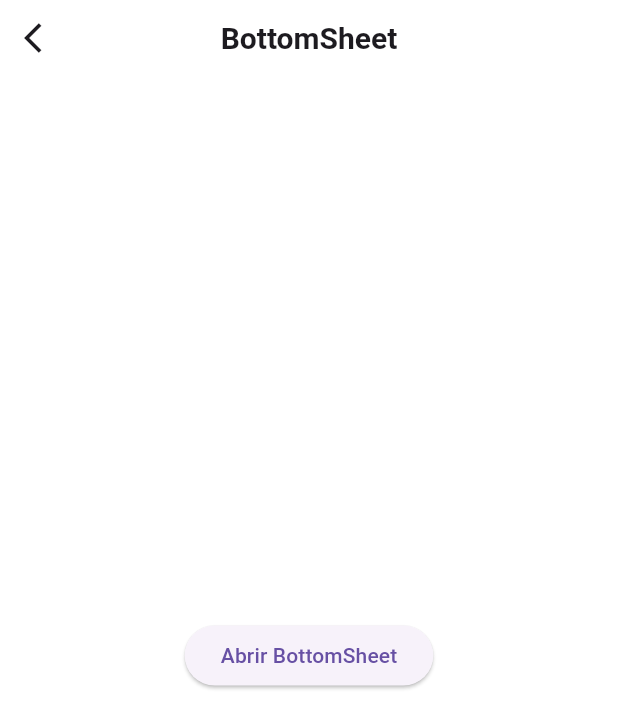
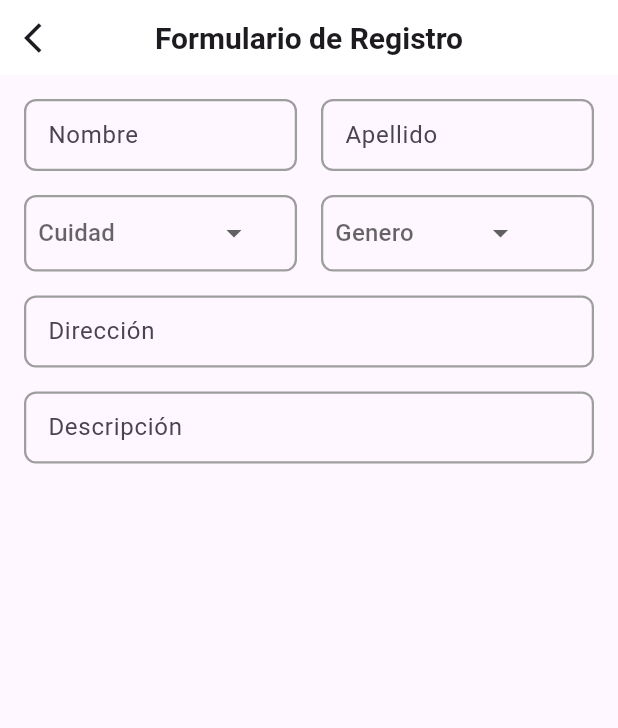
Before and after one commit to Francisco-V98/screens_excercise, a Flutter app: the screen it shows after launch, on a phone screen of 412 x 824 dp. Shown: the top 728 px of the screen. Run offline on Flutter 3.47's test engine with Material 3 defaults, Android fonts, the phone set to English and light mode, and no system bars.

Commit message:
Create imputs of the form

```diff
--- a/lib/main.dart
+++ b/lib/main.dart
@@ -11,7 +11,7 @@ class MyApp extends StatelessWidget {
     return const MaterialApp(
       debugShowCheckedModeBanner: false,
       title: 'Material App',
-      home: BottomSheetScreen(),
+      home: FormRegisterScreen(),
     );
   }
 }
--- a/lib/screens/form_register/form_register_screen.dart
+++ b/lib/screens/form_register/form_register_screen.dart
@@ -11,6 +11,156 @@ class FormRegisterScreen extends StatelessWidget {
         title: 'Formulario de Registro',
         leadingIcon: Icons.arrow_back_ios,
       ),
+      body: _Body(),
     );
   }
 }
+
+class _Body extends StatelessWidget {
+  const _Body();
+
+  @override
+  Widget build(BuildContext context) {
+    return Padding(
+      padding: const EdgeInsets.all(16),
+      child: Column(
+        children: [
+          const Row(
+            children: [
+              TextFieldFormPractice(hint: 'Nombre'),
+              SizedBox(width: 16),
+              TextFieldFormPractice(hint: 'Apellido'),
+            ],
+          ),
+          const SizedBox(height: 16),
+          Row(
+            children: [
+              DropdownFormPractice(hint: 'Cuidad', listDropdown: cities),
+              const SizedBox(width: 16),
+              DropdownFormPractice(hint: 'Genero', listDropdown: genders),
+            ],
+          ),
+          const SizedBox(height: 16),
+          const SizedBox( height: 48, child: TextFieldFormPractice(hint: 'Dirección')),
+          const SizedBox(height: 16),
+          const Row(children: [TextFieldFormPractice(hint: 'Descripción',height: 150,)]),
+        ],
+      ),
+    );
+  }
+}
+
+List<String> cities = [
+  'Caracas',
+  'Maracaibo',
+  'Valencia',
+  'Barquisimeto',
+  'Maracay',
+  'Ciudad Guayana',
+  'Barcelona',
+  'Maturín',
+  'San Cristóbal',
+  'Cumaná',
+];
+
+List<String> genders = [
+  'Masculino',
+  'Femenino',
+  'No binario',
+  'Género fluido',
+  'Agénero',
+  'Bigénero',
+  'Pangénero',
+  'Transexual',
+  'Cisgénero',
+  'Intersexual',
+  'Andrógino',
+  'Demiboy',
+  'Demigirl',
+  'Queer',
+];
+
+class DropdownFormPractice extends StatefulWidget {
+  final String hint;
+  final List<String> listDropdown;
+  const DropdownFormPractice({
+    super.key,
+    required this.hint,
+    required this.listDropdown,
+  });
+
+  @override
+  State<DropdownFormPractice> createState() => _DropdownFormPracticeState();
+}
+
+class _DropdownFormPracticeState extends State<DropdownFormPractice> {
+  String? dropdownValue;
+
+  @override
+  Widget build(BuildContext context) {
+    return Expanded(
+      child: Container(
+        padding: const EdgeInsets.only(left: 8),
+        decoration: BoxDecoration(
+          border: Border.all(width: 1.5, color: Colors.grey),
+          borderRadius: BorderRadius.circular(8),
+        ),
+        child: DropdownButton<String>(
+          borderRadius: const BorderRadius.all(Radius.circular(8)),
+          menuMaxHeight: 300,
+          underline: Container(
+            height: 0,
+          ),
+          hint: Text(widget.hint),
+          icon: const Icon(Icons.arrow_drop_down),
+          value: dropdownValue,
+          onChanged: (String? newValue) {
+            setState(() {
+              dropdownValue = newValue!;
+            });
+          },
+          items:
+              widget.listDropdown.map<DropdownMenuItem<String>>((String value) {
+            return DropdownMenuItem<String>(
+              value: value,
+              child: Text(value),
+            );
+          }).toList(),
+        ),
+      ),
+    );
+  }
+}
+
+class TextFieldFormPractice extends StatelessWidget {
+  final double? height;
+  final String hint;
+  const TextFieldFormPractice({
+    super.key,
+    required this.hint, this.height,
+  });
+
+  @override
+  Widget build(BuildContext context) {
+    return Expanded(
+      child: SizedBox(
+        height: height,
+        child: TextField(
+          decoration: InputDecoration(
+            focusedBorder: OutlineInputBorder(
+              borderSide: const BorderSide(color: Colors.indigo, width: 2),
+              borderRadius: BorderRadius.circular(8),
+            ),
+            enabledBorder: OutlineInputBorder(
+              borderSide: const BorderSide(color: Colors.grey, width: 1.5),
+              borderRadius: BorderRadius.circular(8),
+            ),
+            hintText: hint,
+            contentPadding: const EdgeInsets.only(left: 12),
+          ),
+          textAlignVertical: TextAlignVertical.top,
+        ),
+      ),
+    );
+  }
+}
--- a/lib/screens/home/home_screen.dart
+++ b/lib/screens/home/home_screen.dart
@@ -18,11 +18,6 @@ class _Body extends StatelessWidget {
 
   @override
   Widget build(BuildContext context) {
-    return ListView.builder(
-      itemCount: 2,
-      itemBuilder: (BuildContext context, int index) {
-        return ;
-      },
-    );
+    return const Placeholder();
   }
 }
```
